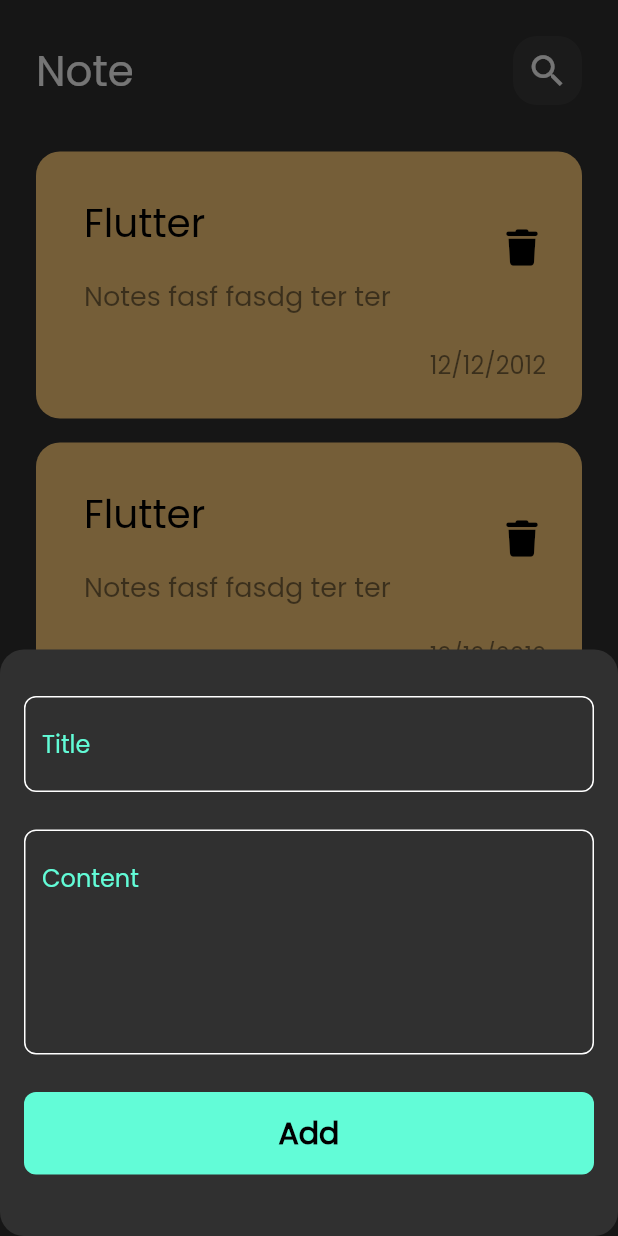
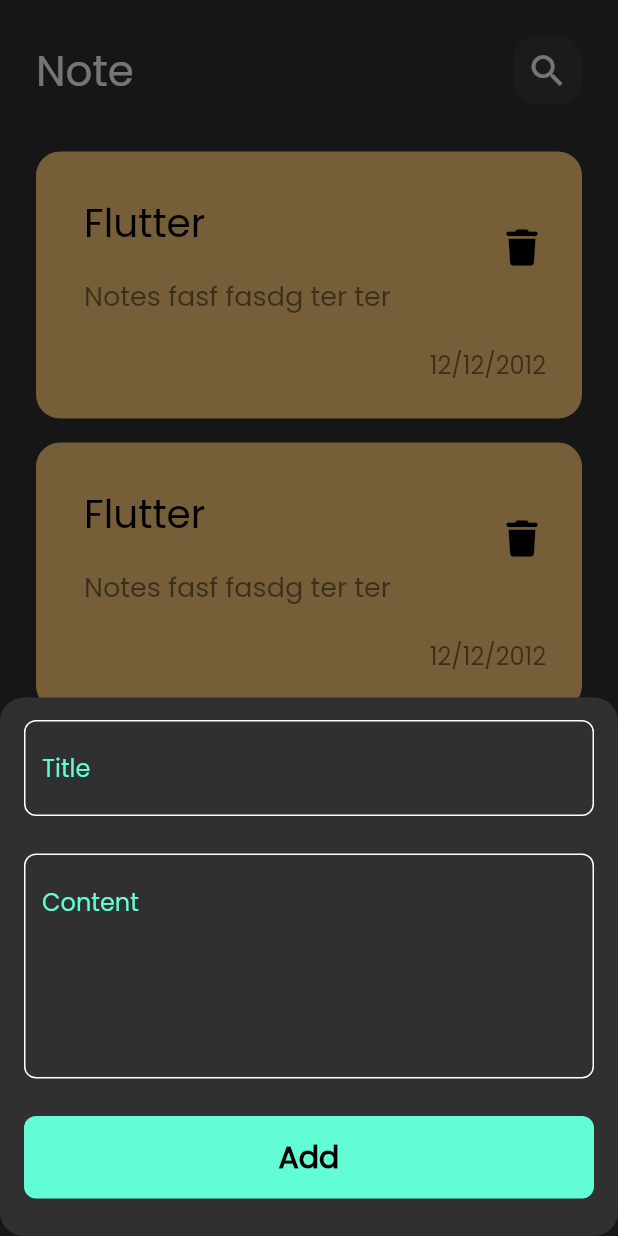
Before and after one commit to ahmedalgzery/Notes-App, a Flutter app: the screen it shows after launch, after a tap on the "add" icon, on a phone screen of 412 x 824 dp. Run offline on Flutter 3.47's test engine with Material 2 defaults, Android fonts, the phone set to English and light mode, and no system bars; our stand-ins replace bloc, flutter_bloc, font_awesome_flutter, hive, hive_flutter; accounts and stored records are empty.

Commit message:
refactor bottom sheet

```diff
--- a/lib/main.dart
+++ b/lib/main.dart
@@ -9,8 +9,9 @@ import 'package:notes/views/notes_view.dart';
 void main() async {
   await Hive.initFlutter();
   Bloc.observer = SimpleBlocObserver();
+  Hive.registerAdapter(NoteModelAdapter());
   await Hive.openBox<NoteModel>(kNotesBox);
-  Hive.registerAdapter(NoteModelAdapter());
+
   runApp(const NotesApp());
 }
 
--- a/lib/simple_bloc_observer.dart
+++ b/lib/simple_bloc_observer.dart
@@ -9,11 +9,12 @@ class SimpleBlocObserver implements BlocObserver {
 
   @override
   void onClose(BlocBase bloc) {
-
+     debugPrint('Close = $bloc');
   }
 
   @override
   void onCreate(BlocBase bloc) {
+     debugPrint('Create = $bloc');
   }
 
   @override
--- a/lib/views/notes_view.dart
+++ b/lib/views/notes_view.dart
@@ -11,6 +11,7 @@ class NotesView extends StatelessWidget {
       floatingActionButton: FloatingActionButton(
         onPressed: () {
           showModalBottomSheet(
+              isScrollControlled: true,
               shape: RoundedRectangleBorder(
                 borderRadius: BorderRadius.circular(16.0),
               ),
--- a/lib/widgets/add_show_modal_bottom_sheet.dart
+++ b/lib/widgets/add_show_modal_bottom_sheet.dart
@@ -8,9 +8,7 @@ class AddNoteBottomSheet extends StatelessWidget {
 
   @override
   Widget build(BuildContext context) {
-    return Padding(
-      padding: const EdgeInsets.all(16.0),
-      child: BlocProvider(
+    return BlocProvider(
       create: (context) => AddNoteCubit(),
       child: BlocConsumer<AddNoteCubit, AddNoteState>(
         listener: (context, state) {
@@ -22,13 +20,18 @@ class AddNoteBottomSheet extends StatelessWidget {
         builder: (context, state) {
           return AbsorbPointer(
             absorbing: state is AddNoteLoading ? true : false,
+            child: Padding(
+              padding: EdgeInsets.only(
+                  left: 16,
+                  right: 16,
+                  bottom: MediaQuery.of(context).viewInsets.bottom),
               child: const SingleChildScrollView(
                 child: AddNoteForm(),
+              ),
             ),
           );
         },
       ),
-      ),
     );
   }
 }
```
Lines whose indentation alone changed are shown as unchanged.
